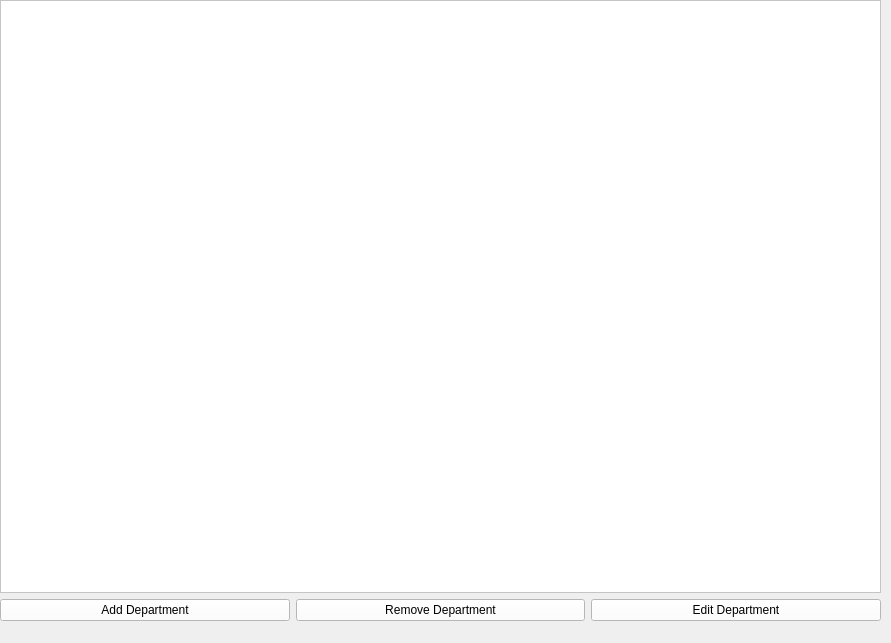
Above: departments.ui from KaleTEvans/QTEmployeeTracker before the change. Below: the same form after it.
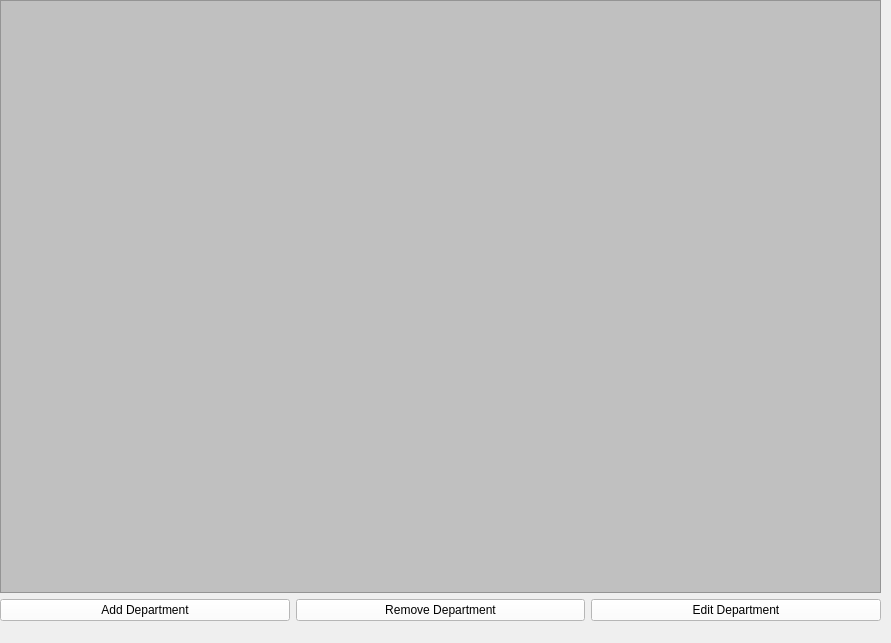
That is the form after the change.

Commit message: completed all department query routes with button functionality

```diff
--- a/departments.ui
+++ b/departments.ui
@@ -26,8 +26,18 @@
     <item>
      <widget class="QTableWidget" name="tableWidget">
       <property name="styleSheet">
-       <string notr="true">background-color: rgb(255, 255, 255);</string>
+       <string notr="true">QTableWidget {
+background-color: #C0C0C0;
+alternate-background-color: #606060;
+selection-background-color: #282828;
+}</string>
       </property>
+      <property name="alternatingRowColors">
+       <bool>true</bool>
+      </property>
+      <attribute name="horizontalHeaderStretchLastSection">
+       <bool>true</bool>
+      </attribute>
      </widget>
     </item>
     <item>
```
Left out of the diff: 4 changed lines with no effect on the pictures. The commit also changes 2 other files.
